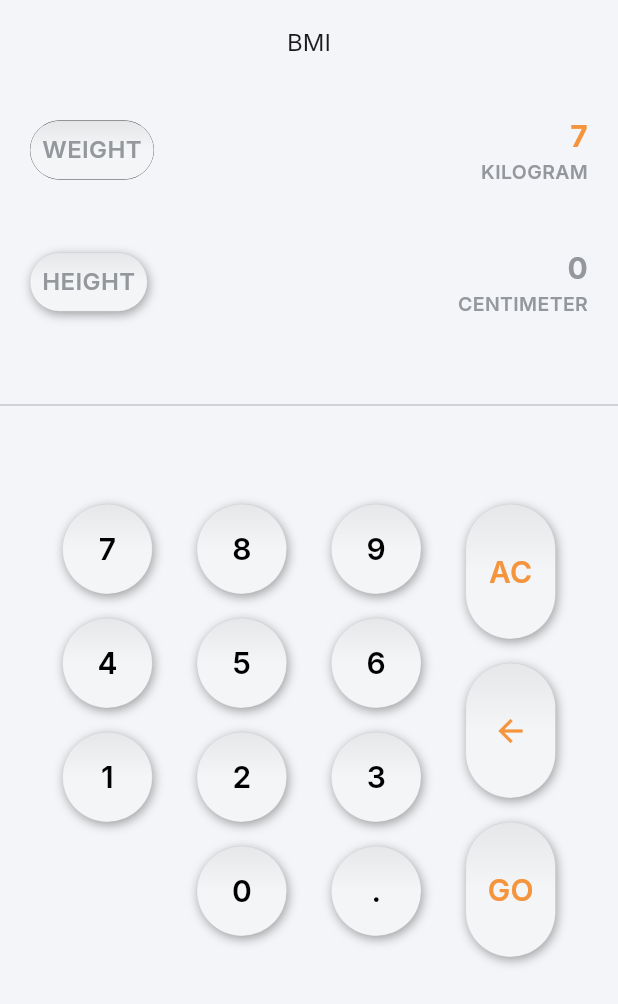
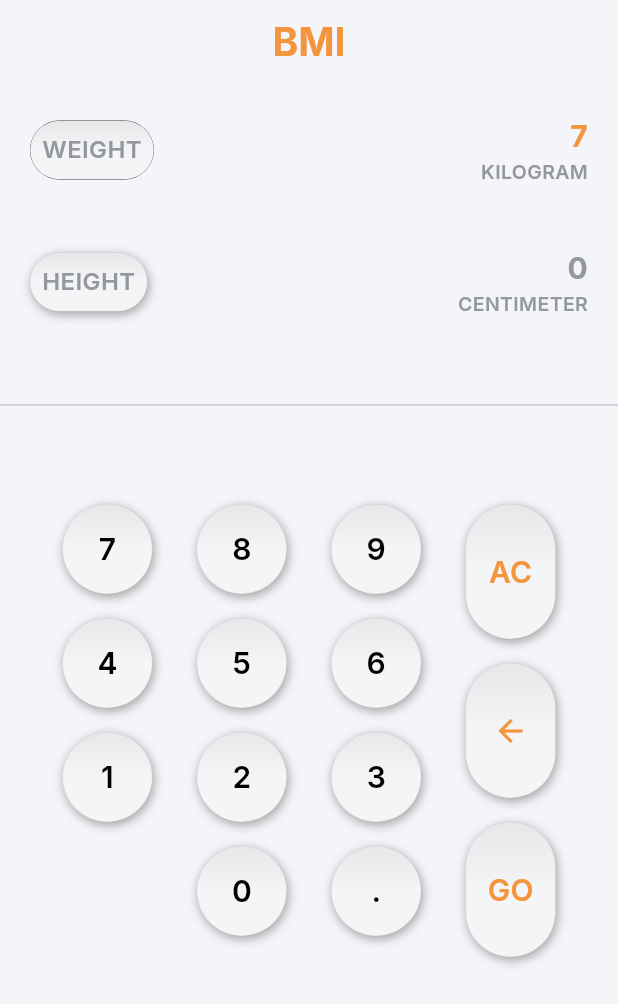
Before and after one commit to aswalp/bmi_app, a Flutter app: the screen it shows after launch, after a tap on an icon or button, on a phone screen of 412 x 824 dp. Shown: the top 1004 px of the screen. Run offline on Flutter 3.47's test engine with Material 2 defaults, Android fonts, the phone set to English and light mode, and no system bars; our stand-ins replace flutter_riverpod, google_fonts.

Commit message:
small change in heading done

```diff
--- a/lib/view/bmi_ui.dart
+++ b/lib/view/bmi_ui.dart
@@ -22,8 +22,9 @@ class Bmi_Ui1 extends ConsumerWidget {
         title: Text(
           "BMI",
           style: GoogleFonts.inter(
-            fontSize: 16,
-          ),
+              fontSize: 26,
+              fontWeight: FontWeight.w700,
+              color: const Color(0xfff4953e)),
         ),
       ),
       body: Column(
```
